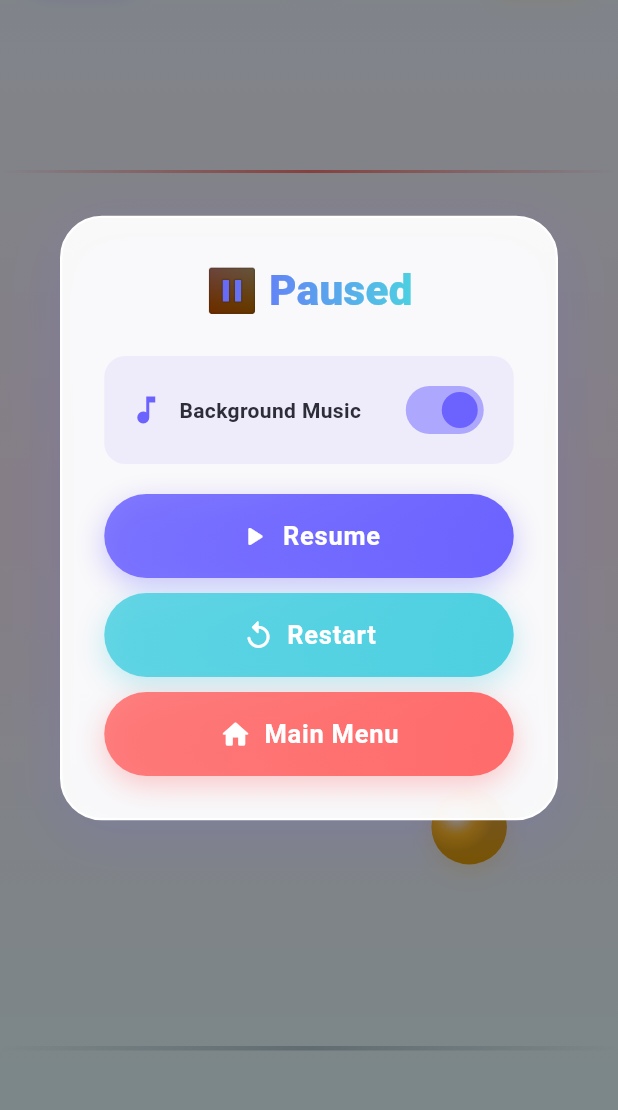
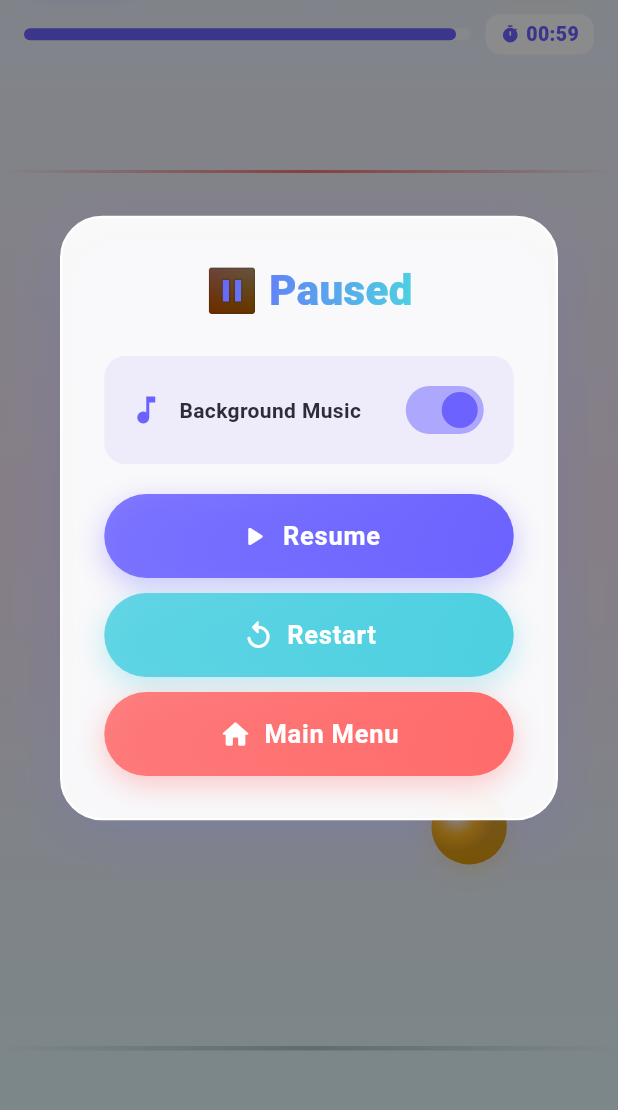
Before and after one commit to Ahmad-030/mergestromx, a Flutter app: the GameScreen screen opened by its route, after a tap on the "pause" icon, on a phone screen of 412 x 824 dp, the part 100-1210 px from its top. Run offline on Flutter 3.47's test engine with Material 3 defaults, Android fonts, the phone set to English and light mode, and no system bars; our stand-ins replace audioplayers, flutter_animate, lottie, shared_preferences, webview_flutter; accounts and stored records are empty; Roboto replaces fonts that are missing (Nunito); statements that could not run were skipped.

Commit message:
first commit

```diff
--- a/lib/screens/game_over_screen.dart
+++ b/lib/screens/game_over_screen.dart
@@ -37,9 +37,12 @@ class GameOverScreen extends StatelessWidget {
                     'assets/confetti.json',
                     fit: BoxFit.contain,
                     errorBuilder: (_, __, ___) => Icon(
-                      isNewRecord ? Icons.emoji_events : Icons.sentiment_dissatisfied,
+                      isNewRecord
+                          ? Icons.emoji_events
+                          : Icons.sentiment_dissatisfied,
                       size: 80,
-                      color: isNewRecord ? AppColors.gold : AppColors.textMid,
+                      color:
+                      isNewRecord ? AppColors.gold : AppColors.textMid,
                     ),
                   ),
                 ).animate().scale(duration: 600.ms, curve: Curves.elasticOut),
@@ -50,7 +53,8 @@ class GameOverScreen extends StatelessWidget {
                   style: TextStyle(
                     fontSize: 32,
                     fontWeight: FontWeight.w900,
-                    color: isNewRecord ? AppColors.gold : AppColors.textDark,
+                    color:
+                    isNewRecord ? AppColors.gold : AppColors.textDark,
                     letterSpacing: 1.0,
                   ),
                 ).animate().fadeIn(delay: 200.ms).slideY(begin: 0.3, end: 0),
@@ -83,7 +87,8 @@ class GameOverScreen extends StatelessWidget {
                         large: true,
                       ),
                       const SizedBox(height: 8),
-                      Divider(color: AppColors.textLight.withOpacity(0.3)),
+                      Divider(
+                          color: AppColors.textLight.withOpacity(0.3)),
                       const SizedBox(height: 8),
                       _ScoreRow(
                         label: 'Best Score',
@@ -97,14 +102,16 @@ class GameOverScreen extends StatelessWidget {
 
                 const SizedBox(height: 32),
 
-                // Buttons
+                // Play Again — navigate directly; avoids stale-context issues
                 GlassButton(
                   label: 'Play Again',
                   icon: Icons.replay_rounded,
                   width: double.infinity,
                   height: 58,
                   fontSize: 18,
-                  onTap: onRestart,
+                  onTap: () {
+                    Navigator.pushReplacementNamed(context, AppRoutes.game);
+                  },
                 ).animate().fadeIn(delay: 450.ms).slideY(begin: 0.3, end: 0),
 
                 const SizedBox(height: 14),
--- a/lib/screens/game_screen.dart
+++ b/lib/screens/game_screen.dart
@@ -56,11 +56,13 @@ class _GameScreenState extends State<GameScreen> with TickerProviderStateMixin {
       });
     }
 
-    if (_logic!.isGameOver) {
+    // Guard with !_gameOverShown so this only fires once.
+    // Future.delayed gives Flutter one clean frame before navigating — fixes freeze.
+    if (_logic!.isGameOver && !_gameOverShown) {
       _gameOverShown = true;
       _timer?.cancel();
       _timer = null;
-      WidgetsBinding.instance.addPostFrameCallback((_) => _showGameOver());
+      Future.delayed(const Duration(milliseconds: 350), _showGameOver);
       return;
     }
 
@@ -68,19 +70,21 @@ class _GameScreenState extends State<GameScreen> with TickerProviderStateMixin {
   }
 
   void _showGameOver() {
+    // mounted check is critical — we are inside a Future.delayed
     if (!mounted) return;
+
     final score     = _logic!.score;
     final highScore = _logic!.highScore;
+
+    // GameOverScreen handles its own "Play Again" navigation internally,
+    // so onRestart is a no-op here — avoids the stale-context closure bug.
     Navigator.pushReplacement(
       context,
       MaterialPageRoute(
         builder: (_) => GameOverScreen(
           score: score,
           highScore: highScore,
-          onRestart: () {
-            if (!mounted) return;
-            Navigator.pushReplacementNamed(context, AppRoutes.game);
-          },
+          onRestart: () {},
         ),
       ),
     );
@@ -206,6 +210,12 @@ class _GameScreenState extends State<GameScreen> with TickerProviderStateMixin {
                   ),
                 ),
 
+                // Timer bar
+                _TimerBar(
+                  timeRemaining: _logic!.timeRemaining,
+                  totalTime: GameLogic.totalTime,
+                ),
+
                 if (_logic!.comboMultiplier > 1)
                   AnimatedBuilder(
                     animation: _comboController,
@@ -319,6 +329,97 @@ class _HudCard extends StatelessWidget {
   }
 }
 
+// ── Timer Bar ─────────────────────────────────────────────────────────────────
+
+class _TimerBar extends StatelessWidget {
+  final double timeRemaining;
+  final double totalTime;
+
+  const _TimerBar({required this.timeRemaining, required this.totalTime});
+
+  @override
+  Widget build(BuildContext context) {
+    final progress = (timeRemaining / totalTime).clamp(0.0, 1.0);
+    final isLow    = timeRemaining <= 15;
+
+    final barColor = isLow
+        ? Color.lerp(AppColors.danger, Colors.orange, progress)!
+        : Color.lerp(const Color(0xFF6C63FF), AppColors.primary, 1 - progress)!;
+
+    final int secs = timeRemaining.ceil();
+    final mm = (secs ~/ 60).toString().padLeft(2, '0');
+    final ss = (secs % 60).toString().padLeft(2, '0');
+
+    return Padding(
+      padding: const EdgeInsets.symmetric(horizontal: 16, vertical: 4),
+      child: Row(
+        children: [
+          Expanded(
+            child: Stack(
+              children: [
+                Container(
+                  height: 8,
+                  decoration: BoxDecoration(
+                    color: Colors.white.withOpacity(0.5),
+                    borderRadius: BorderRadius.circular(4),
+                  ),
+                ),
+                FractionallySizedBox(
+                  widthFactor: progress,
+                  child: Container(
+                    height: 8,
+                    decoration: BoxDecoration(
+                      color: barColor,
+                      borderRadius: BorderRadius.circular(4),
+                      boxShadow: isLow
+                          ? [
+                        BoxShadow(
+                          color: AppColors.danger.withOpacity(0.4),
+                          blurRadius: 6,
+                        )
+                      ]
+                          : [],
+                    ),
+                  ),
+                ),
+              ],
+            ),
+          ),
+          const SizedBox(width: 10),
+          Container(
+            padding: const EdgeInsets.symmetric(horizontal: 10, vertical: 4),
+            decoration: BoxDecoration(
+              color: isLow
+                  ? AppColors.danger.withOpacity(0.12)
+                  : Colors.white.withOpacity(0.88),
+              borderRadius: BorderRadius.circular(10),
+            ),
+            child: Row(
+              mainAxisSize: MainAxisSize.min,
+              children: [
+                Icon(
+                  Icons.timer_rounded,
+                  size: 13,
+                  color: isLow ? AppColors.danger : AppColors.primary,
+                ),
+                const SizedBox(width: 4),
+                Text(
+                  '$mm:$ss',
+                  style: TextStyle(
+                    fontSize: 13,
+                    fontWeight: FontWeight.w900,
+                    color: isLow ? AppColors.danger : AppColors.primary,
+                  ),
+                ),
+              ],
+            ),
+          ),
+        ],
+      ),
+    );
+  }
+}
+
 // ── Ball Painter ──────────────────────────────────────────────────────────────
 
 class _BallPainter extends CustomPainter {
@@ -336,7 +437,7 @@ class _BallPainter extends CustomPainter {
 
   @override
   void paint(Canvas canvas, Size size) {
-    // Draw danger line (top — game over threshold)
+    // Danger line
     final dangerPaint = Paint()
       ..shader = LinearGradient(
         colors: [
@@ -348,7 +449,7 @@ class _BallPainter extends CustomPainter {
     canvas.drawRect(
         Rect.fromLTWH(0, dangerLineY, size.width, 2), dangerPaint);
 
-    // Draw floor line (bottom)
+    // Floor line
     final floorPaint = Paint()
       ..shader = LinearGradient(
         colors: [
@@ -359,7 +460,7 @@ class _BallPainter extends CustomPainter {
       ).createShader(Rect.fromLTWH(0, floorY, size.width, 3));
     canvas.drawRect(Rect.fromLTWH(0, floorY, size.width, 3), floorPaint);
 
-    // Draw balls
+    // Balls
     for (final ball in balls) {
       final isMerging = mergingIds.contains(ball.id);
       final radius    = isMerging ? ball.radius * 1.15 : ball.radius;
--- a/lib/screens/menu_screen.dart
+++ b/lib/screens/menu_screen.dart
@@ -66,7 +66,7 @@ class _MenuScreenState extends State<MenuScreen> {
                     width: 110,
                     height: 110,
                     child: Lottie.asset(
-                      'assets/lottie/bubble.json',
+                      'assets/Bubbles.json',
                       fit: BoxFit.contain,
                       errorBuilder: (_, __, ___) => Container(
                         width: 90,
--- a/lib/screens/splash_screen.dart
+++ b/lib/screens/splash_screen.dart
@@ -66,7 +66,7 @@ class _SplashScreenState extends State<SplashScreen> {
                     width: 160,
                     height: 160,
                     child: Lottie.asset(
-                      'assets/lottie/bubble.json',
+                      'assets/Bubbles.json',
                       fit: BoxFit.contain,
                       errorBuilder: (_, __, ___) => Container(
                         width: 120,
--- a/lib/services/game_logic.dart
+++ b/lib/services/game_logic.dart
@@ -42,10 +42,13 @@ class Ball {
 
 class GameLogic {
   static const double gravity  = 600.0;
-  static const double bounce   = 0.15;   // low → balls settle quickly
+  static const double bounce   = 0.15;
   static const double friction = 0.80;
   static const double minBallRadius = 20.0;
   static const double maxBallRadius = 30.0;
+
+  /// Total countdown in seconds. Change this to adjust game length.
+  static const double totalTime = 60.0;
 
   final Random _random = Random();
 
@@ -59,6 +62,11 @@ class GameLogic {
   double timeSinceLastCombo  = 0;
   double difficultyTimer     = 0;
   bool   isGameOver          = false;
+  bool   isTimeUp            = false;
+
+  /// Countdown timer — decrements every frame.
+  double timeRemaining = totalTime;
+
   String? draggedBallId;
 
   final double gameWidth;
@@ -67,7 +75,7 @@ class GameLogic {
   /// Visible floor — balls rest here.
   double get floorY => gameHeight - 60.0;
 
-  /// Danger line just below the HUD — game over when a *settled* ball reaches it.
+  /// Danger line just below the HUD — game over when a settled ball reaches it.
   double get dangerLineY => 180.0;
 
   GameLogic({required this.gameWidth, required this.gameHeight}) {
@@ -85,7 +93,7 @@ class GameLogic {
     balls.add(Ball(
       id: '${DateTime.now().millisecondsSinceEpoch}${_random.nextInt(9999)}',
       x: x,
-      y: -radius,          // just above screen top
+      y: -radius,
       radius: radius,
       color: AppColors.ballColors[colorIndex],
       colorIndex: colorIndex,
@@ -98,20 +106,29 @@ class GameLogic {
   List<String> update(double dt) {
     if (isGameOver) return [];
 
+    // ── Countdown timer ───────────────────────────────────────────────────
+    timeRemaining -= dt;
+    if (timeRemaining <= 0) {
+      timeRemaining = 0;
+      isTimeUp  = true;
+      isGameOver = true;
+      return [];
+    }
+
     timeSinceLastSpawn += dt;
     timeSinceLastCombo += dt;
     difficultyTimer    += dt;
 
     // Combo decay
     if (timeSinceLastCombo > 2.0) {
-      comboCount     = 0;
+      comboCount      = 0;
       comboMultiplier = 1;
     }
 
     // Difficulty ramp every 30 s
     if (difficultyTimer >= 30.0) {
-      difficultyTimer  = 0;
-      spawnInterval    = max(spawnInterval - 0.2, 0.8);
+      difficultyTimer = 0;
+      spawnInterval   = max(spawnInterval - 0.2, 0.8);
     }
 
     // Spawn
@@ -130,8 +147,8 @@ class GameLogic {
 
       // Floor
       if (ball.y + ball.radius >= floorY) {
-        ball.y          = floorY - ball.radius;
-        ball.velocityY  = -ball.velocityY * bounce;
+        ball.y         = floorY - ball.radius;
+        ball.velocityY = -ball.velocityY * bounce;
         ball.velocityX *= friction;
         if (ball.velocityY.abs() < 10) ball.velocityY = 0;
         if (ball.velocityX.abs() < 5)  ball.velocityX = 0;
@@ -163,7 +180,6 @@ class GameLogic {
           if (a.id != draggedBallId) { a.x -= nx * overlap; a.y -= ny * overlap; }
           if (b.id != draggedBallId) { b.x += nx * overlap; b.y += ny * overlap; }
 
-          // Simple velocity exchange
           if (a.id != draggedBallId && b.id != draggedBallId) {
             final relVel = (a.velocityX - b.velocityX) * nx +
                 (a.velocityY - b.velocityY) * ny;
@@ -200,7 +216,6 @@ class GameLogic {
           score             += 10 * comboMultiplier;
           if (score > highScore) highScore = score;
 
-          // Spawn upgraded merged ball at midpoint
           final nextIndex = min(a.colorIndex + 1, AppColors.ballColors.length - 1);
           final newRadius = min(a.radius * 1.2, maxBallRadius * 1.5);
           balls.add(Ball(
@@ -218,13 +233,12 @@ class GameLogic {
     }
     balls.removeWhere(toRemove.contains);
 
-    // ── Game-over check ──────────────────────────────────────────────────
-    // Only fires when a ball is SETTLED (slow-moving) AND its top edge
-    // has reached the danger line — meaning the pile stacked to the top.
+    // ── Game-over check (stack overflow) ─────────────────────────────────
+    // Only fires when a ball is SETTLED and its top edge reaches the danger line.
     for (final ball in balls) {
-      final settled = ball.velocityY.abs() < 20 && ball.velocityX.abs() < 20;
+      final settled        = ball.velocityY.abs() < 20 && ball.velocityX.abs() < 20;
       final aboveDangerLine = (ball.y - ball.radius) <= dangerLineY;
-      final onScreen = ball.y > 0;
+      final onScreen       = ball.y > 0;
       if (onScreen && settled && aboveDangerLine) {
         isGameOver = true;
         break;
@@ -274,6 +288,8 @@ class GameLogic {
     timeSinceLastCombo = 0;
     difficultyTimer    = 0;
     isGameOver         = false;
+    isTimeUp           = false;
+    timeRemaining      = totalTime;
     draggedBallId      = null;
   }
 }
```
